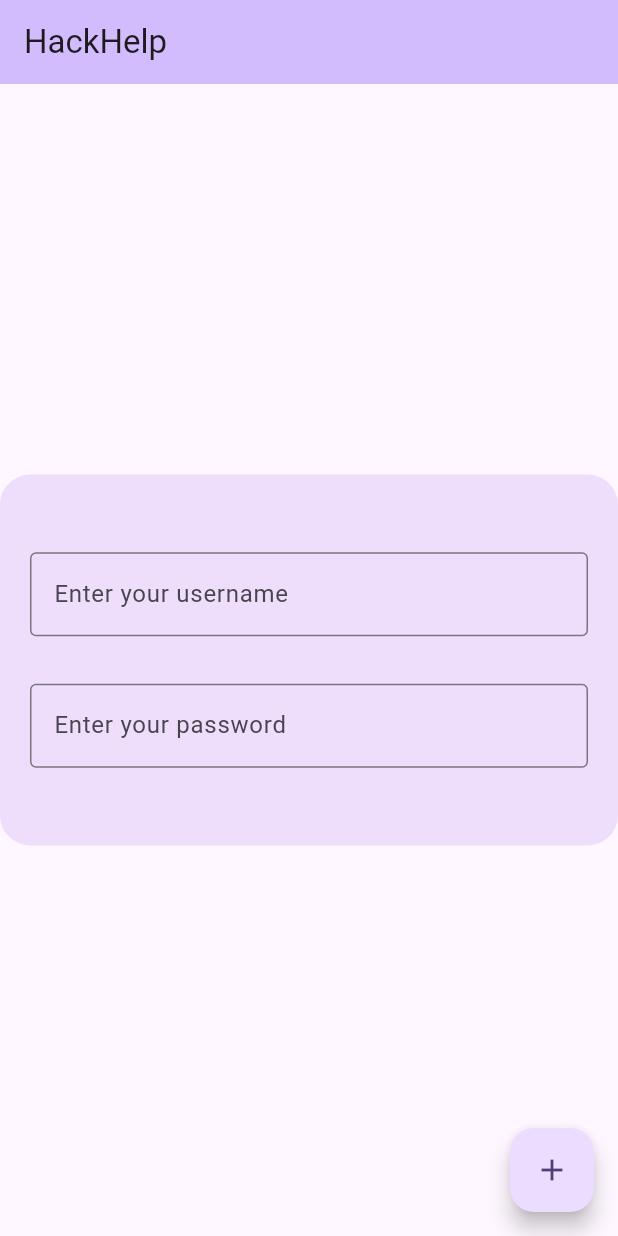
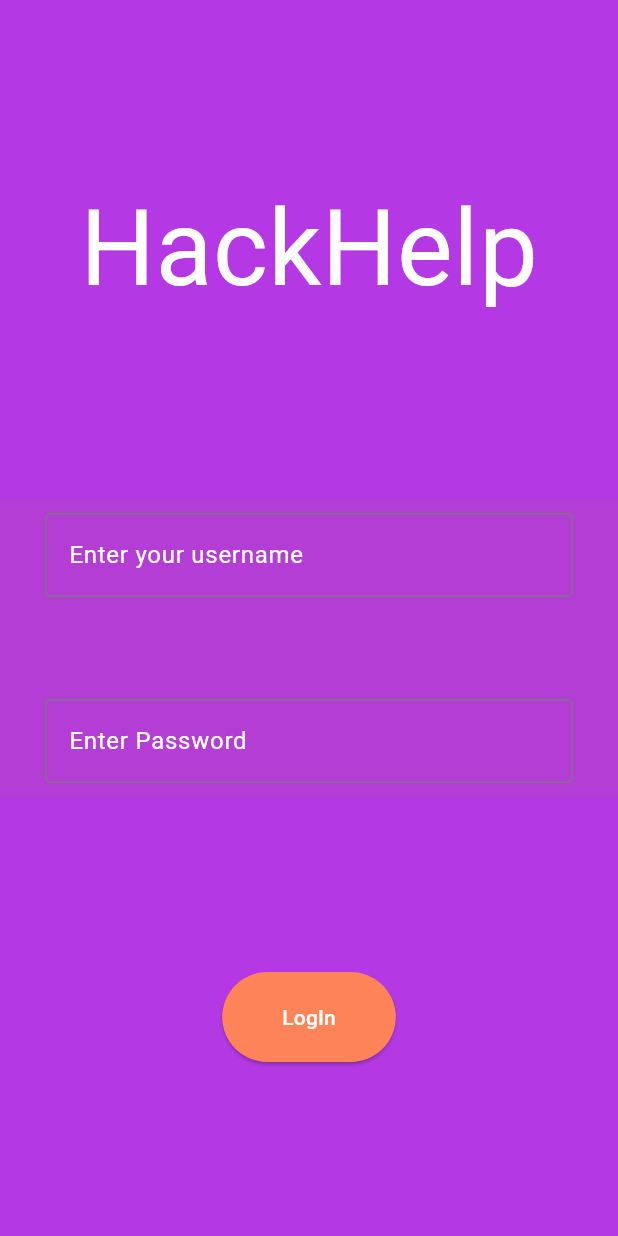
Before and after one commit to Pitza2/hackathon-app, a Flutter app: the screen it shows after launch, on a phone screen of 412 x 824 dp. Run offline on Flutter 3.47's test engine with Material 3 defaults, Android fonts, the light colour scheme and no system bars.

Commit message:
ui prettier part 1

```diff
--- a/hackathonApp/lib/Screens/RegisterScreen.dart
+++ b/hackathonApp/lib/Screens/RegisterScreen.dart
@@ -1,3 +1,4 @@
+import 'package:flutter/cupertino.dart';
 import 'package:flutter/material.dart';
 
 import 'HomeScreen.dart';
@@ -7,100 +8,96 @@ class LogInScreen extends StatefulWidget {
 
   final String title;
 
-
   @override
   State<LogInScreen> createState() => _LogInScreenState();
 }
 
 class _LogInScreenState extends State<LogInScreen> {
-  int _counter = 0;
-
-  void _incrementCounter() {
-    setState(() {
-
-      _counter++;
-    });
-  }
-
   @override
   Widget build(BuildContext context) {
-    final String username="partisipant";
-    final String password="parola01";
-    final Size screenSize=MediaQuery.of(context).size;
-    final TextEditingController usernameController=TextEditingController();
-    final TextEditingController passwordController=TextEditingController();
+    final String username = "partisipant";
+    final String password = "parola01";
+    final Size screenSize = MediaQuery.of(context).size;
+    final TextEditingController usernameController = TextEditingController();
+    final TextEditingController passwordController = TextEditingController();
+    void tryLogin([String text = ""]) {
+      if (usernameController.text == username &&
+          passwordController.text == password) {
+        Navigator.of(context).push(MaterialPageRoute(
+          builder: (context) => const HomeScreen(
+            title: '',
+          ),
+        ));
+      } else {
+        showDialog(
+            context: context,
+            builder: (BuildContext context) {
+              return AlertDialog(
+                title: new Text("lolo"),
+                content: new Text("parola not ok"),
+              );
+            });
+      }
+    }
+
     return Scaffold(
-      appBar: AppBar(
+      backgroundColor: const Color.fromRGBO(180, 57, 229, 34),
+      body: Center(
+          child: Column(
+        mainAxisAlignment: MainAxisAlignment.spaceEvenly,
+        children: [
+          Text(
+            "HackHelp",
+            style: TextStyle(color: Colors.white, fontSize: 70),
+          ),
+          Container(
 
-        backgroundColor: Theme.of(context).colorScheme.inversePrimary,
-
-        title: Text(widget.title),
-      ),
-      body: Center(
-          child: Container(
-              padding: const EdgeInsets.all(20.0),
-              width: screenSize.width,
-              height: screenSize.height * 0.3,
+              height: 200,
+              width: double.infinity,
+              padding: EdgeInsets.symmetric(horizontal: 30,vertical: 10),
               decoration: BoxDecoration(
-                color: const Color.fromARGB(34,135, 57, 229),
-                borderRadius: BorderRadius.circular(20.0),
+                color: const Color.fromRGBO(180, 106, 75, 100).withOpacity(0.1),
               ),
               child: Center(
-
                 child: Column(
-
-                  mainAxisAlignment: MainAxisAlignment.spaceEvenly,
+                  mainAxisAlignment: MainAxisAlignment.spaceBetween,
                   children: <Widget>[
                     TextFormField(
                       controller: usernameController,
+                      style: TextStyle(color: Colors.white),
                       decoration: const InputDecoration(
                         border: OutlineInputBorder(),
+                        floatingLabelStyle: TextStyle(color: Colors.white),
+                        labelStyle: TextStyle(color: Colors.white),
                         labelText: 'Enter your username',
                       ),
                     ),
                     TextFormField(
                       controller: passwordController,
+                      style: TextStyle(color: Colors.white),
                       decoration: const InputDecoration(
                         border: OutlineInputBorder(),
-                        labelText: 'Enter your password',
+                        floatingLabelStyle: TextStyle(color: Colors.white),
+                        labelStyle: TextStyle(color: Colors.white),
+                        labelText: 'Enter Password',
                       ),
-                      onFieldSubmitted: (text){
-                        if(usernameController.text==username && passwordController.text == password){
-                          // showDialog(context: context, builder:
-                          // (BuildContext context){
-                          //   return AlertDialog(
-                          //     title: new Text("lolo"),
-                          //     content: new Text("parola ok"),
-                          //   );
-                          // }
-                          // );
-                          Navigator.of(context).push(
-                              MaterialPageRoute(
-                                builder: (context) => const HomeScreen(title: '',),
-                              )
-                          );
-                        }
-                        else{
-                          showDialog(context: context, builder:
-                              (BuildContext context){
-                            return AlertDialog(
-                              title: new Text("lolo"),
-                              content: new Text("parola not ok"),
-                            );
-                          }
-                          );
-                        }
-                    },
+                      onFieldSubmitted: tryLogin,
                       obscureText: true,
                     ),
                   ],
                 ),
-              ))),
-      floatingActionButton: FloatingActionButton(
-        onPressed: _incrementCounter,
-        tooltip: 'Increment',
-        child: const Icon(Icons.add),
-      ), // This trailing comma makes auto-formatting nicer for build methods.
+              )),
+          ElevatedButton(
+            onPressed: tryLogin,
+            child: Text("LogIn", style: TextStyle(color: Colors.white)),
+            style: ButtonStyle(
+                padding: MaterialStatePropertyAll<EdgeInsets>(
+                    EdgeInsets.symmetric(horizontal: 40, vertical: 20)),
+                backgroundColor: MaterialStatePropertyAll<Color>(
+                    Color.fromARGB(255, 255, 131, 89))),
+          )
+        ],
+      )),
     );
   }
 }
```
